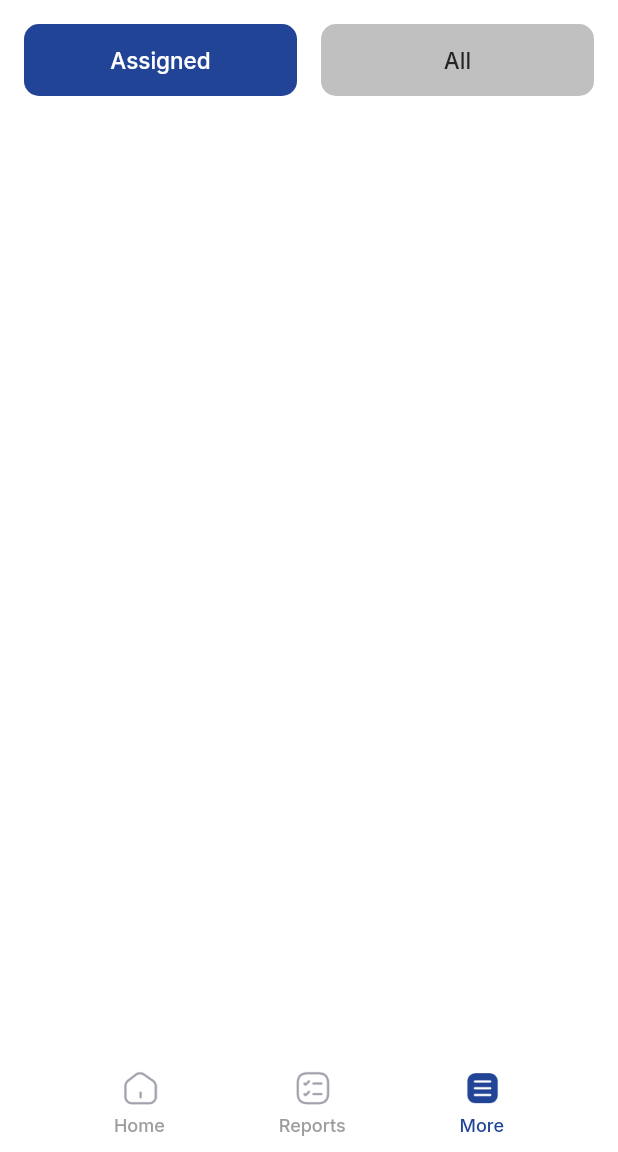
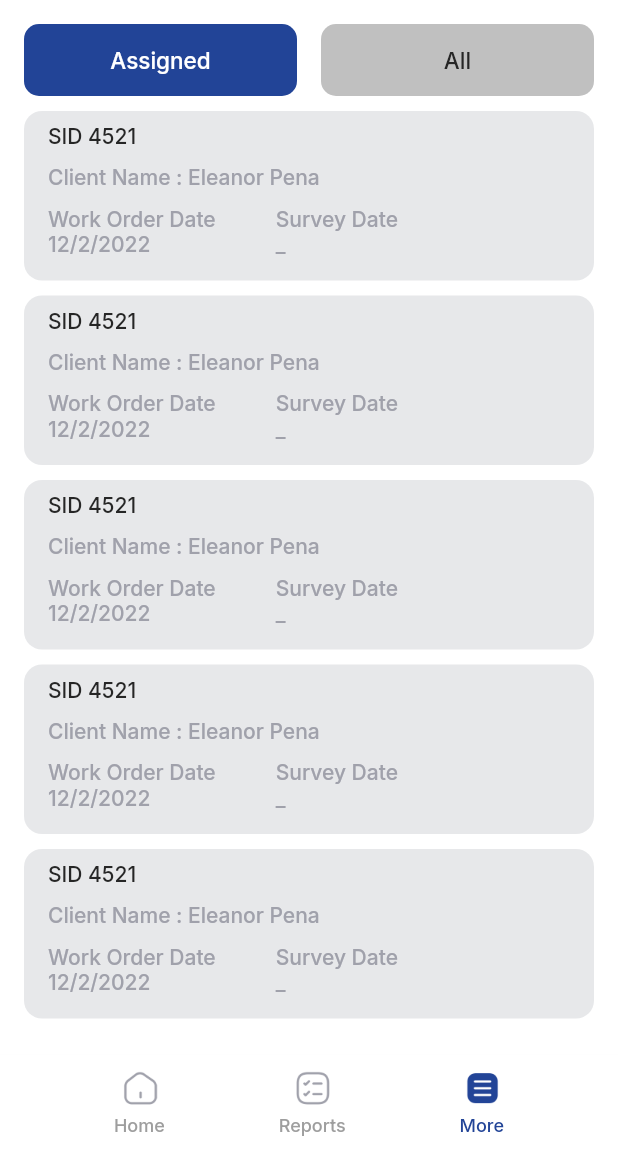
Before and after one commit to Nababmithun/Shipping-App-with-Flutter-UI-, a Flutter app: the BottomNavBar screen opened directly, item 3 of the bottom bar chosen, on a phone screen of 412 x 824 dp, the part 84-1236 px from its top. Run offline on Flutter 3.47's test engine with Material 2 defaults, Android fonts, the phone set to English and light mode, and no system bars; our stand-ins replace fl_chart, flutter_rating_bar, google_fonts.

Commit message:
feature: survey, update: add assigned and all list ui

```diff
--- a/lib/features/survey/view/survey_page.dart
+++ b/lib/features/survey/view/survey_page.dart
@@ -1,5 +1,7 @@
 import 'package:flutter/cupertino.dart';
 import 'package:flutter/material.dart';
+import 'package:interport/features/survey/view/widgets/survey_all_list_widget.dart';
+import 'package:interport/features/survey/view/widgets/survey_asigend_list_widget.dart';
 
 import '../../../res/resources/colors.dart';
 import '../../../res/widgets/common_text_widget.dart';
@@ -109,6 +111,12 @@ class _SurveyPageState extends State<SurveyPage> {
                 ),
               ],
             ),
+            spaceHeightMax,
+            Expanded(
+              child: _selectedIndex == 1
+                  ? const SurveyAssignedListWidget()
+                  : const SurveyAllListWidget(),
+            ),
           ],
         ),
       ),
--- /dev/null
+++ b/lib/features/survey/view/widgets/survey_all_list_widget.dart
@@ -0,0 +1,20 @@
+import 'package:flutter/material.dart';
+import 'package:interport/features/survey/view/widgets/survey_card_widget.dart';
+
+class SurveyAllListWidget extends StatefulWidget {
+  const SurveyAllListWidget({Key? key}) : super(key: key);
+
+  @override
+  State<SurveyAllListWidget> createState() => _SurveyAllListWidgetState();
+}
+
+class _SurveyAllListWidgetState extends State<SurveyAllListWidget> {
+  @override
+  Widget build(BuildContext context) {
+    return ListView.builder(
+        itemCount: 10,
+        itemBuilder: (context, index) {
+          return const SurveyCardWidget();
+        });
+  }
+}
--- /dev/null
+++ b/lib/features/survey/view/widgets/survey_asigend_list_widget.dart
@@ -0,0 +1,21 @@
+import 'package:flutter/material.dart';
+import 'package:interport/features/survey/view/widgets/survey_card_widget.dart';
+
+class SurveyAssignedListWidget extends StatefulWidget {
+  const SurveyAssignedListWidget({Key? key}) : super(key: key);
+
+  @override
+  State<SurveyAssignedListWidget> createState() =>
+      _SurveyAssignedListWidgetState();
+}
+
+class _SurveyAssignedListWidgetState extends State<SurveyAssignedListWidget> {
+  @override
+  Widget build(BuildContext context) {
+    return ListView.builder(
+        itemCount: 10,
+        itemBuilder: (context, index) {
+          return const SurveyCardWidget();
+        });
+  }
+}
--- /dev/null
+++ b/lib/features/survey/view/widgets/survey_card_widget.dart
@@ -0,0 +1,99 @@
+import 'package:flutter/cupertino.dart';
+import 'package:interport/res/resources/colors.dart';
+import 'package:interport/res/widgets/common_text_widget.dart';
+
+class SurveyCardWidget extends StatelessWidget {
+  const SurveyCardWidget({Key? key}) : super(key: key);
+
+  @override
+  Widget build(BuildContext context) {
+    var spaceHeightMax = const SizedBox(
+      height: 10,
+    );
+    var spaceHeightMin = const SizedBox(
+      height: 5,
+    );
+    var spaceWidthMax = const SizedBox(
+      width: 10,
+    );
+    var spaceWidthMin = const SizedBox(
+      width: 5,
+    );
+    var screenHeight = MediaQuery.of(context).size.height;
+    var screenWidth = MediaQuery.of(context).size.width;
+    return Padding(
+      padding: const EdgeInsets.only(bottom: 10.0),
+      child: Container(
+        height: 113,
+        padding: const EdgeInsets.only(top: 8, left: 16, right: 16, bottom: 16),
+        decoration: BoxDecoration(
+          color: AppTheme.greyThirdColor,
+          borderRadius: BorderRadius.circular(12),
+        ),
+        child: Column(
+          crossAxisAlignment: CrossAxisAlignment.start,
+          mainAxisAlignment: MainAxisAlignment.spaceBetween,
+          children: [
+            CommonTextWidget(
+              text: "SID 4521",
+              color: AppTheme.darkBlackColor,
+              fontWeight: FontWeight.w500,
+            ),
+            Row(
+              children: [
+                CommonTextWidget(
+                  text: "Client Name : ",
+                  color: AppTheme.greyFourthColor,
+                  fontWeight: FontWeight.w500,
+                ),
+                CommonTextWidget(
+                  text: "Eleanor Pena",
+                  color: AppTheme.greyFourthColor,
+                  fontWeight: FontWeight.w500,
+                ),
+              ],
+            ),
+            Row(
+              children: [
+                Column(
+                  crossAxisAlignment: CrossAxisAlignment.start,
+                  children: [
+                    CommonTextWidget(
+                      text: "Work Order Date",
+                      color: AppTheme.greyFourthColor,
+                      fontWeight: FontWeight.w500,
+                    ),
+                    CommonTextWidget(
+                      text: "12/2/2022",
+                      color: AppTheme.greyFourthColor,
+                      fontWeight: FontWeight.w500,
+                    ),
+                  ],
+                ),
+                spaceWidthMax,
+                spaceWidthMax,
+                spaceWidthMax,
+                spaceWidthMax,
+                Column(
+                  crossAxisAlignment: CrossAxisAlignment.start,
+                  children: [
+                    CommonTextWidget(
+                      text: "Survey Date",
+                      color: AppTheme.greyFourthColor,
+                      fontWeight: FontWeight.w500,
+                    ),
+                    CommonTextWidget(
+                      text: "_",
+                      color: AppTheme.greyFourthColor,
+                      fontWeight: FontWeight.w500,
+                    ),
+                  ],
+                ),
+              ],
+            ),
+          ],
+        ),
+      ),
+    );
+  }
+}
--- a/lib/res/resources/colors.dart
+++ b/lib/res/resources/colors.dart
@@ -8,6 +8,8 @@ class AppTheme {
   static Color backgroundColor = Colors.grey.shade300;
   static Color greyColor = const Color(0xff666666);
   static Color greySecondColor = const Color(0xffC0C0C0);
+  static Color greyThirdColor = const Color(0xffE7E8EA);
+  static Color greyFourthColor = const Color(0xffA0A1AB);
   static Color lightBlackColor = const Color(0xff666666);
   static Color darkBlackColor = const Color(0xff262626);
   static Color lightGreyColor = const Color(0xffF7F7F8);
```
